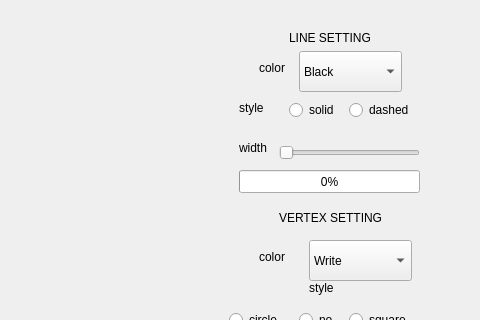
This is 3DWieve/mainwindow.ui in Selloni/3D_Viever_C as Qt 5 draws it before an edit; both pictures show x 661 to 1141 and y 0 to 320 of the 1141 by 775 pixel window. The edited form follows.
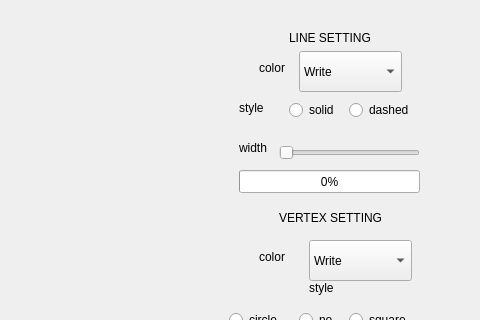
This is the edited form. Custom widgets are drawn as their Qt base class.

Diff of the .ui file:
```diff
--- a/3DWieve/mainwindow.ui
+++ b/3DWieve/mainwindow.ui
@@ -90,7 +90,7 @@
     </property>
     <item>
      <property name="text">
-      <string>Black</string>
+      <string>Write</string>
      </property>
     </item>
     <item>
```
Left out of the diff: 2 changed lines with no effect on the pictures.
